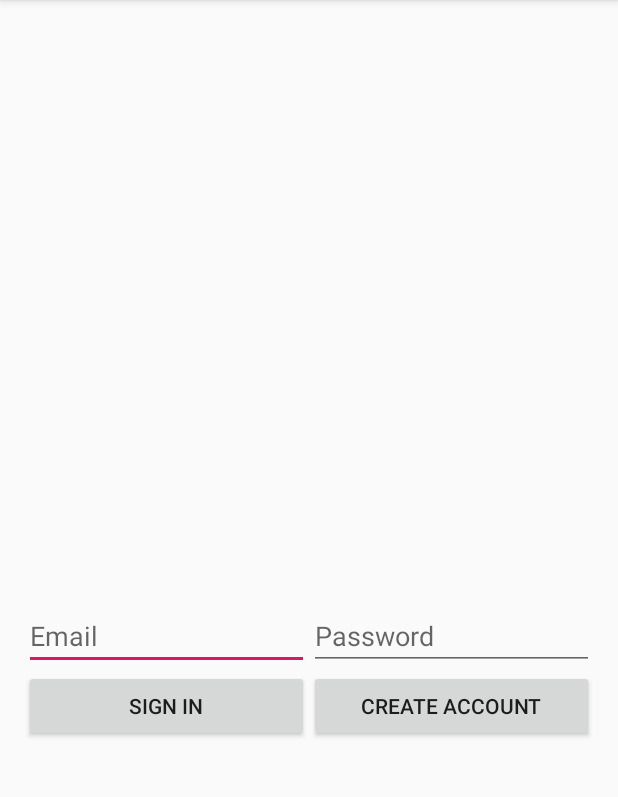
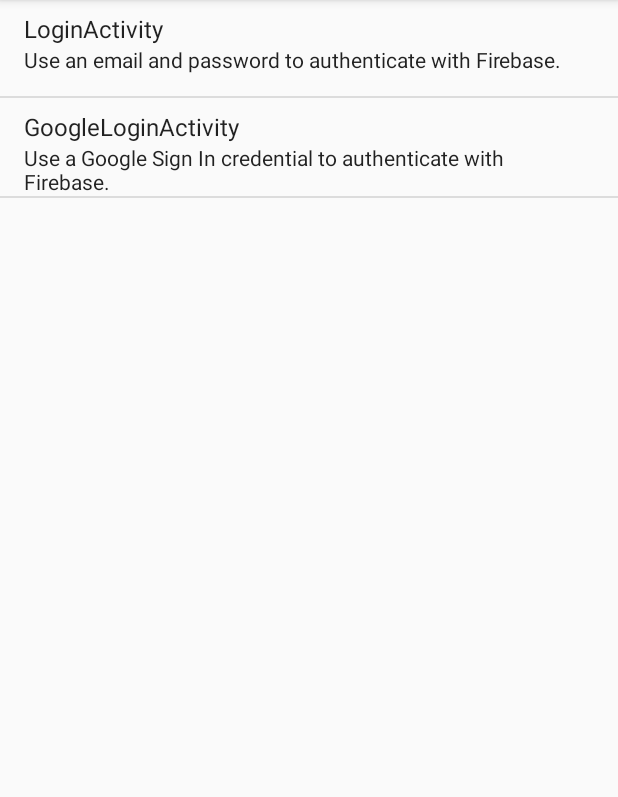
Before and after one commit to Quartriple/Practice, an Android app: the screen it shows after launch (LoginActivity before the commit, LogChooseActivity after it), on a phone screen of 412 x 824 dp, the part 84-881 px from its top. Run offline under Robolectric (Android 15) with nearby library versions, the phone set to English and light mode, and no system bars.

Commit message:
i colored on msg

```diff
--- a/app/build.gradle
+++ b/app/build.gradle
@@ -27,6 +27,8 @@ dependencies {
 
     implementation 'androidx.appcompat:appcompat:1.1.0'
     implementation 'androidx.constraintlayout:constraintlayout:1.1.3'
+    implementation 'androidx.annotation:annotation:1.0.2'
+    implementation 'androidx.lifecycle:lifecycle-extensions:2.0.0'
     testImplementation 'junit:junit:4.13'
     androidTestImplementation 'androidx.test.ext:junit:1.1.1'
     androidTestImplementation 'androidx.test.espresso:espresso-core:3.2.0'
--- /dev/null
+++ b/app/src/main/java/com/example/practice/LogChooseActivity.java
@@ -0,0 +1,91 @@
+package com.example.practice;
+
+import android.app.Activity;
+import android.content.Context;
+import android.content.Intent;
+import android.os.Bundle;
+import android.view.LayoutInflater;
+import android.view.View;
+import android.view.ViewGroup;
+import android.widget.AdapterView;
+import android.widget.ArrayAdapter;
+import android.widget.ListView;
+import android.widget.TextView;
+
+import androidx.appcompat.app.AppCompatActivity;
+
+
+
+public class LogChooseActivity extends AppCompatActivity implements AdapterView.OnItemClickListener {
+
+    private static final Class[] CLASSES = new Class[]{
+            LoginActivity.class,
+            GoogleLoginActivity.class
+    };
+
+    private static final int[] DESCRIPTION_IDS = new int[] {
+            R.string.desc_emailpassword,
+            R.string.desc_google_sign_in,
+            R.string.desc_facebook_login,
+            R.string.desc_passwordless,
+            R.string.desc_phone_auth,
+            R.string.desc_anonymous_auth,
+            R.string.desc_firebase_ui,
+            R.string.desc_custom_auth,
+            R.string.desc_generic_idp,
+    };
+
+    @Override
+    protected void onCreate(Bundle savedInstanceState) {
+        super.onCreate(savedInstanceState);
+        setContentView(R.layout.activity_logchoose);
+
+        // Set up ListView and Adapter
+        ListView listView = findViewById(R.id.listView);
+
+        MyArrayAdapter adapter = new MyArrayAdapter(this, android.R.layout.simple_list_item_2, CLASSES);
+        adapter.setDescriptionIds(DESCRIPTION_IDS);
+
+        listView.setAdapter(adapter);
+        listView.setOnItemClickListener(this);
+    }
+
+    @Override
+    public void onItemClick(AdapterView<?> parent, View view, int position, long id) {
+        Class clicked = CLASSES[position];
+        startActivity(new Intent(this, clicked));
+    }
+
+    public static class MyArrayAdapter extends ArrayAdapter<Class> {
+
+        private Context mContext;
+        private Class[] mClasses;
+        private int[] mDescriptionIds;
+
+        public MyArrayAdapter(Context context, int resource, Class[] objects) {
+            super(context, resource, objects);
+
+            mContext = context;
+            mClasses = objects;
+        }
+
+        @Override
+        public View getView(int position, View convertView, ViewGroup parent) {
+            View view = convertView;
+
+            if (convertView == null) {
+                LayoutInflater inflater = (LayoutInflater) mContext.getSystemService(LAYOUT_INFLATER_SERVICE);
+                view = inflater.inflate(android.R.layout.simple_list_item_2, null);
+            }
+
+            ((TextView) view.findViewById(android.R.id.text1)).setText(mClasses[position].getSimpleName());
+            ((TextView) view.findViewById(android.R.id.text2)).setText(mDescriptionIds[position]);
+
+            return view;
+        }
+
+        public void setDescriptionIds(int[] descriptionIds) {
+            mDescriptionIds = descriptionIds;
+        }
+    }
+}
--- a/app/src/main/java/com/example/practice/LoginActivity.java
+++ b/app/src/main/java/com/example/practice/LoginActivity.java
@@ -27,7 +27,7 @@ import com.google.firebase.auth.FirebaseAuth;
 import com.google.firebase.auth.FirebaseUser;
 
 
-public class LoginActivity extends AppCompatActivity implements
+public class LoginActivity extends UtilActivity implements
         View.OnClickListener {
 
     private static final String TAG = "EmailPassword";
@@ -249,33 +249,6 @@ public class LoginActivity extends AppCompatActivity implements
             startActivity(intent);
         }
     }
-    public void setProgressBar(int resId) {
-        mProgressBar = findViewById(resId);
-    }
 
-    public void showProgressBar() {
-        if (mProgressBar != null) {
-            mProgressBar.setVisibility(View.VISIBLE);
-        }
-    }
-
-    public void hideProgressBar() {
-        if (mProgressBar != null) {
-            mProgressBar.setVisibility(View.INVISIBLE);
-        }
-    }
-
-    public void hideKeyboard(View view) {
-        final InputMethodManager imm = (InputMethodManager) getSystemService(Context.INPUT_METHOD_SERVICE);
-        if (imm != null) {
-            imm.hideSoftInputFromWindow(view.getWindowToken(), 0);
-        }
-    }
-
-    @Override
-    public void onStop() {
-        super.onStop();
-        hideProgressBar();
-    }
 
 }
--- /dev/null
+++ b/app/src/main/res/layout/activity_logchoose.xml
@@ -0,0 +1,13 @@
+<?xml version="1.0" encoding="utf-8"?>
+<LinearLayout xmlns:android="http://schemas.android.com/apk/res/android"
+    android:layout_width="match_parent"
+    android:layout_height="match_parent"
+    android:orientation="vertical"
+>
+
+    <ListView
+        android:id="@+id/listView"
+        android:layout_width="match_parent"
+        android:layout_height="match_parent"/>
+
+</LinearLayout>
--- /dev/null
+++ b/app/src/main/res/values/dimens.xml
@@ -0,0 +1,5 @@
+<resources>
+    <!-- Default screen margins, per the Android Design guidelines. -->
+    <dimen name="activity_horizontal_margin">16dp</dimen>
+    <dimen name="activity_vertical_margin">16dp</dimen>
+</resources>
```
Also changed, not shown: app/src/main/AndroidManifest.xml (+14 -12 lines), app/src/main/java/com/example/practice/GoogleLoginActivity.java (added, +198 -0 lines), app/src/main/java/com/example/practice/UtilActivity.java (added, +43 -0 lines), app/src/main/res/layout/activity_google_login.xml (added, +92 -0 lines), app/src/main/res/layout/row_login.xml (added, +7 -0 lines), app/src/main/res/values/strings.xml (+9 -0 lines), app/src/main/java/com/example/practice/ChatAdapter.java (indentation only).
